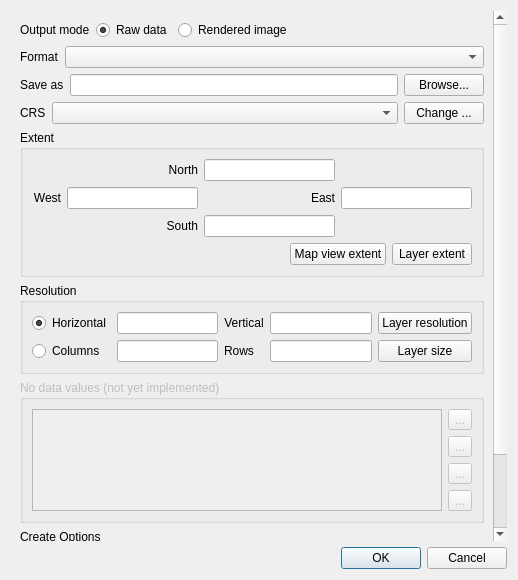
Qt form src/ui/qgsrasterlayersaveasdialogbase.ui (kadas-albireo/kadas-albireo) before a commit.
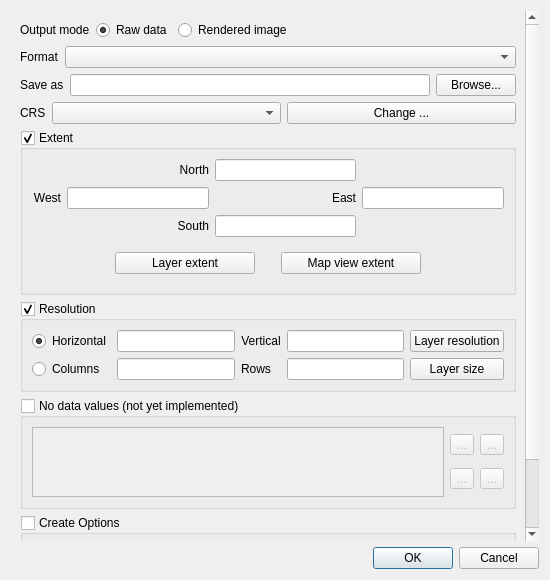
The same form after that commit. Icons and pictures are not drawn. Custom widgets are drawn as their Qt base class.

Commit message: implement collapsible groupbox items - needs feedback before implementing as a widget in qgis_gui

Patch:
```diff
--- a/src/ui/qgsrasterlayersaveasdialogbase.ui
+++ b/src/ui/qgsrasterlayersaveasdialogbase.ui
@@ -6,7 +6,7 @@
    <rect>
     <x>0</x>
     <y>0</y>
-    <width>518</width>
+    <width>550</width>
     <height>580</height>
    </rect>
   </property>
@@ -29,9 +29,9 @@
       <property name="geometry">
        <rect>
         <x>0</x>
-        <y>-118</y>
-        <width>492</width>
-        <height>661</height>
+        <y>0</y>
+        <width>514</width>
+        <height>686</height>
        </rect>
       </property>
       <layout class="QVBoxLayout" name="verticalLayout_5">
@@ -167,7 +167,7 @@
          <item>
           <widget class="QComboBox" name="mCrsComboBox">
            <property name="sizePolicy">
-            <sizepolicy hsizetype="MinimumExpanding" vsizetype="Fixed">
+            <sizepolicy hsizetype="Preferred" vsizetype="Fixed">
              <horstretch>0</horstretch>
              <verstretch>0</verstretch>
             </sizepolicy>
@@ -194,6 +194,9 @@
          <property name="title">
           <string>Extent</string>
          </property>
+         <property name="checkable">
+          <bool>true</bool>
+         </property>
          <layout class="QVBoxLayout" name="verticalLayout_2">
           <item>
            <layout class="QGridLayout" name="gridLayout_4">
@@ -256,7 +259,8 @@
            </layout>
           </item>
           <item>
-           <layout class="QHBoxLayout" name="horizontalLayout_2">
+           <widget class="QWidget" name="widget_2" native="true">
+            <layout class="QHBoxLayout" name="horizontalLayout_8">
             <item>
              <spacer name="horizontalSpacer_3">
               <property name="orientation">
@@ -270,21 +274,63 @@
               </property>
              </spacer>
             </item>
-            <item>
-             <widget class="QPushButton" name="mCurrentExtentButton">
-              <property name="text">
-               <string>Map view extent</string>
-              </property>
-             </widget>
-            </item>
             <item>
              <widget class="QPushButton" name="mOriginalExtentButton">
+               <property name="minimumSize">
+                <size>
+                 <width>140</width>
+                 <height>0</height>
+                </size>
+               </property>
               <property name="text">
                <string>Layer extent</string>
               </property>
              </widget>
             </item>
-           </layout>
+             <item>
+              <spacer name="horizontalSpacer_4">
+               <property name="orientation">
+                <enum>Qt::Horizontal</enum>
+               </property>
+               <property name="sizeType">
+                <enum>QSizePolicy::Fixed</enum>
+               </property>
+               <property name="sizeHint" stdset="0">
+                <size>
+                 <width>20</width>
+                 <height>20</height>
+                </size>
+               </property>
+              </spacer>
+             </item>
+             <item>
+              <widget class="QPushButton" name="mCurrentExtentButton">
+               <property name="minimumSize">
+                <size>
+                 <width>140</width>
+                 <height>0</height>
+                </size>
+               </property>
+               <property name="text">
+                <string>Map view extent</string>
+               </property>
+              </widget>
+             </item>
+             <item>
+              <spacer name="horizontalSpacer_2">
+               <property name="orientation">
+                <enum>Qt::Horizontal</enum>
+               </property>
+               <property name="sizeHint" stdset="0">
+                <size>
+                 <width>40</width>
+                 <height>20</height>
+                </size>
+               </property>
+              </spacer>
+             </item>
+            </layout>
+           </widget>
           </item>
          </layout>
         </widget>
@@ -294,6 +340,9 @@
          <property name="title">
           <string>Resolution</string>
          </property>
+         <property name="checkable">
+          <bool>true</bool>
+         </property>
          <layout class="QVBoxLayout" name="verticalLayout_3">
           <item>
            <layout class="QGridLayout" name="gridLayout_2">
@@ -365,7 +414,7 @@
        <item>
         <widget class="QGroupBox" name="mNoDataGroupBox">
          <property name="enabled">
-          <bool>false</bool>
+          <bool>true</bool>
          </property>
          <property name="toolTip">
           <string>Additional no data values. The specified values will be set to no data in output raster.</string>
@@ -373,13 +422,26 @@
          <property name="title">
           <string>No data values (not yet implemented)</string>
          </property>
+         <property name="checkable">
+          <bool>true</bool>
+         </property>
+         <property name="checked">
+          <bool>false</bool>
+         </property>
          <layout class="QHBoxLayout" name="horizontalLayout_7">
           <item>
-           <widget class="QTableWidget" name="mNoDataTableWidget"/>
+           <widget class="QTableWidget" name="mNoDataTableWidget">
+            <property name="sizePolicy">
+             <sizepolicy hsizetype="Expanding" vsizetype="Preferred">
+              <horstretch>0</horstretch>
+              <verstretch>0</verstretch>
+             </sizepolicy>
+            </property>
+           </widget>
           </item>
           <item>
-           <layout class="QVBoxLayout" name="verticalLayout_4">
-            <item>
+           <layout class="QGridLayout" name="gridLayout">
+            <item row="1" column="0">
              <widget class="QToolButton" name="mAddNoDataManuallyToolButton">
               <property name="toolTip">
                <string>Add values manually</string>
@@ -393,7 +455,7 @@
               </property>
              </widget>
             </item>
-            <item>
+            <item row="2" column="0">
              <widget class="QToolButton" name="mLoadTransparentNoDataToolButton">
               <property name="toolTip">
                <string>Load user defined fully transparent (100%) values </string>
@@ -407,7 +469,7 @@
               </property>
              </widget>
             </item>
-            <item>
+            <item row="1" column="1">
              <widget class="QToolButton" name="mRemoveSelectedNoDataToolButton">
               <property name="toolTip">
                <string>Remove selected row</string>
@@ -421,7 +483,7 @@
               </property>
              </widget>
             </item>
-            <item>
+            <item row="2" column="1">
              <widget class="QToolButton" name="mRemoveAllNoDataToolButton">
               <property name="toolTip">
                <string>Clear all</string>
@@ -441,10 +503,16 @@
         </widget>
        </item>
        <item>
-        <widget class="QGroupBox" name="groupBox">
+        <widget class="GroupBox" name="mCreateOptionsGroupBox">
          <property name="title">
           <string>Create Options</string>
          </property>
+         <property name="checkable">
+          <bool>true</bool>
+         </property>
+         <property name="checked">
+          <bool>false</bool>
+         </property>
          <layout class="QGridLayout" name="gridLayout_5">
           <property name="margin">
            <number>0</number>
@@ -452,8 +520,11 @@
           <item row="0" column="0">
            <widget class="QgsRasterFormatSaveOptionsWidget" name="mOptionsWidget" native="true"/>
           </item>
-          <item row="1" column="0">
-           <widget class="QGroupBox" name="mTilesGroupBox">
+         </layout>
+        </widget>
+       </item>
+       <item>
+        <widget class="GroupBox" name="mTilesGroupBox">
             <property name="title">
              <string>Tiles</string>
             </property>
@@ -502,8 +573,18 @@
             </layout>
            </widget>
           </item>
-         </layout>
-        </widget>
+       <item>
+        <spacer name="verticalSpacer">
+         <property name="orientation">
+          <enum>Qt::Vertical</enum>
+         </property>
+         <property name="sizeHint" stdset="0">
+          <size>
+           <width>20</width>
+           <height>40</height>
+          </size>
+         </property>
+        </spacer>
        </item>
       </layout>
      </widget>
@@ -528,6 +609,12 @@
    <header>qgsrasterformatsaveoptionswidget.h</header>
    <container>1</container>
   </customwidget>
+  <customwidget>
+   <class>GroupBox</class>
+   <extends>QGroupBox</extends>
+   <header>qgsrasterlayersaveasdialog.h</header>
+   <container>1</container>
+  </customwidget>
  </customwidgets>
  <resources/>
  <connections>
```
Left out of the diff: 20 changed lines with no effect on the pictures. Lines whose indentation alone changed are shown as unchanged. The commit also changes 2 other files.
